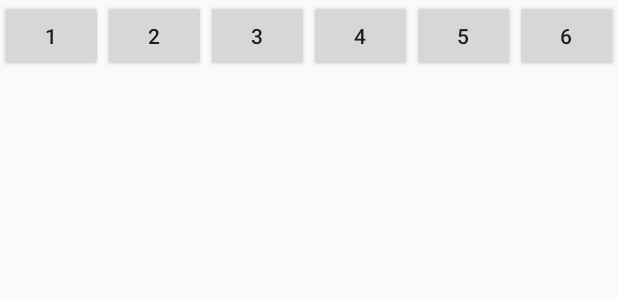
After one commit to dookaystar/dookay, an Android app: the layout activity_text.xml on its own in the app's theme, with its tools: preview values and no code run, on a phone screen of 412 x 824 dp. The commit adds this screen. Shown: the top 300 px of the screen. Run offline under Robolectric (Android 15) with nearby library versions, the phone set to English and light mode, and no system bars.

Commit message:
2017-12-18 优化选择栏

```diff
--- a/app/build.gradle
+++ b/app/build.gradle
@@ -24,9 +24,9 @@ dependencies {
     androidTestCompile('com.android.support.test.espresso:espresso-core:2.2.2', {
         exclude group: 'com.android.support', module: 'support-annotations'
     })
+    compile project(':dookay')
+    compile project(':takephoto_library')
     compile 'com.android.support:appcompat-v7:26.+'
     compile 'com.android.support.constraint:constraint-layout:1.0.2'
     testCompile 'junit:junit:4.12'
-    compile project(':dookay')
-    compile project(':takephoto_library')
 }
--- a/app/src/main/java/dookay/myapplication/MainActivity.java
+++ b/app/src/main/java/dookay/myapplication/MainActivity.java
@@ -52,6 +52,8 @@ public class MainActivity extends AppCompatActivity {
             }
         });
 
+
+
     }
 
 
--- /dev/null
+++ b/app/src/main/res/layout/activity_text.xml
@@ -0,0 +1,65 @@
+<?xml version="1.0" encoding="utf-8"?>
+<LinearLayout xmlns:android="http://schemas.android.com/apk/res/android"
+    xmlns:app="http://schemas.android.com/apk/res-auto"
+    android:layout_width="match_parent"
+    android:layout_height="match_parent"
+    android:orientation="vertical">
+
+
+    <LinearLayout
+        android:layout_width="match_parent"
+        android:layout_height="wrap_content">
+
+        <Button
+            android:id="@+id/btn1"
+            android:layout_width="0dp"
+            android:layout_height="wrap_content"
+            android:layout_weight="1"
+            android:text="1" />
+
+
+        <Button
+            android:id="@+id/btn2"
+            android:layout_width="0dp"
+            android:layout_height="wrap_content"
+            android:layout_weight="1"
+            android:text="2" />
+
+        <Button
+            android:id="@+id/btn3"
+            android:layout_width="0dp"
+            android:layout_height="wrap_content"
+            android:layout_weight="1"
+            android:text="3" />
+
+        <Button
+            android:id="@+id/btn4"
+            android:layout_width="0dp"
+            android:layout_height="wrap_content"
+            android:layout_weight="1"
+            android:text="4" />
+
+        <Button
+            android:id="@+id/btn5"
+            android:layout_width="0dp"
+            android:layout_height="wrap_content"
+            android:layout_weight="1"
+            android:text="5" />
+
+
+        <Button
+            android:id="@+id/btn6"
+            android:layout_width="0dp"
+            android:layout_height="wrap_content"
+            android:layout_weight="1"
+            android:text="6" />
+
+
+    </LinearLayout>
+
+
+    <android.support.v4.view.ViewPager
+        android:id="@+id/viewpager"
+        android:layout_width="match_parent"
+        android:layout_height="match_parent" />
+</LinearLayout>
--- a/dookay/src/main/res/layout/loading_dialoginfo.xml
+++ b/dookay/src/main/res/layout/loading_dialoginfo.xml
@@ -3,7 +3,7 @@
     android:layout_width="90dp"
     android:layout_height="90dp"
     android:layout_gravity="center"
-    android:alpha="0.5"
+    android:alpha="0.4"
     android:background="@drawable/diloglogin"
     android:gravity="center"
     android:orientation="vertical">
```
Also changed, not shown: app/src/main/AndroidManifest.xml (+8 -4 lines), app/src/main/java/dookay/myapplication/BaseAdapter.java (added, +44 -0 lines), app/src/main/java/dookay/myapplication/MainPhotographActivity.java (+37 -1 lines), app/src/main/java/dookay/myapplication/TestTwoActivity.java (+28 -1 lines), app/src/main/java/dookay/myapplication/fragment/FragemtFive.java (added, +58 -0 lines), app/src/main/java/dookay/myapplication/fragment/FragemtFor.java (added, +59 -0 lines), app/src/main/java/dookay/myapplication/fragment/FragemtOne.java (added, +61 -0 lines), app/src/main/java/dookay/myapplication/fragment/FragemtTeo.java (added, +57 -0 lines), app/src/main/java/dookay/myapplication/fragment/FragemtThree.java (added, +58 -0 lines), app/src/main/java/dookay/myapplication/fragment/LazyFragment.java (added, +52 -0 lines), app/src/main/java/dookay/myapplication/fragment/TestActivity.java (added, +141 -0 lines), app/src/main/java/dookay/myapplication/fragment/ViewPagerAdapter.java (added, +51 -0 lines), dookay/src/main/java/dookay/dklibrary/view/LoadingDialogUtils.java (+7 -2 lines).
